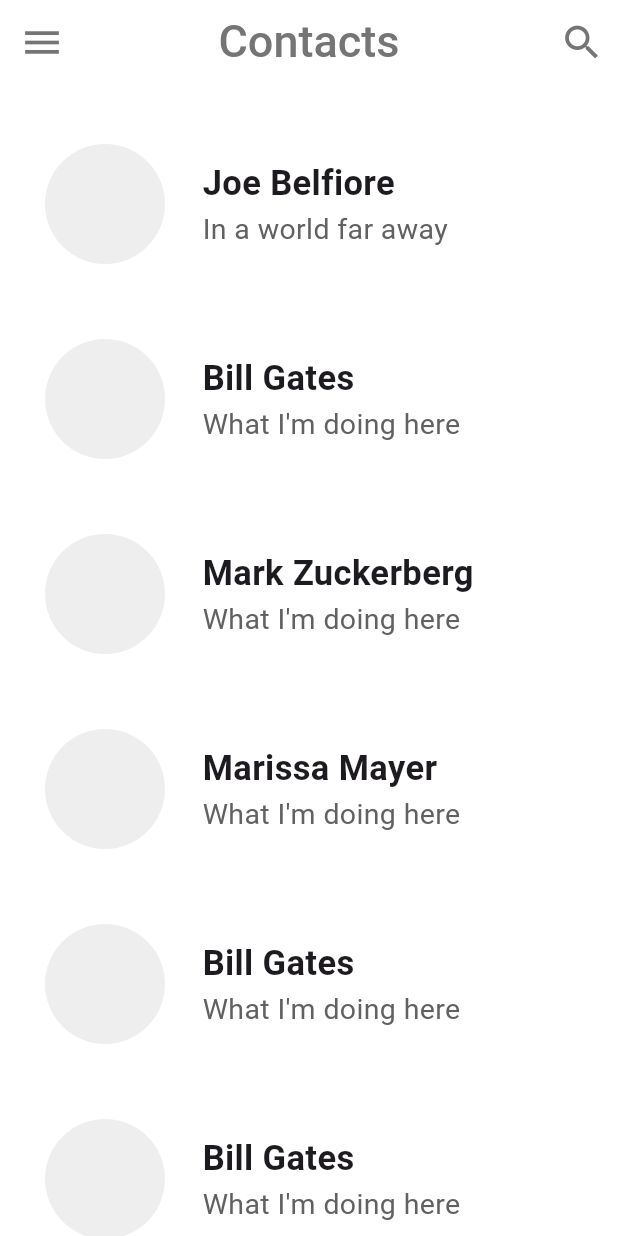
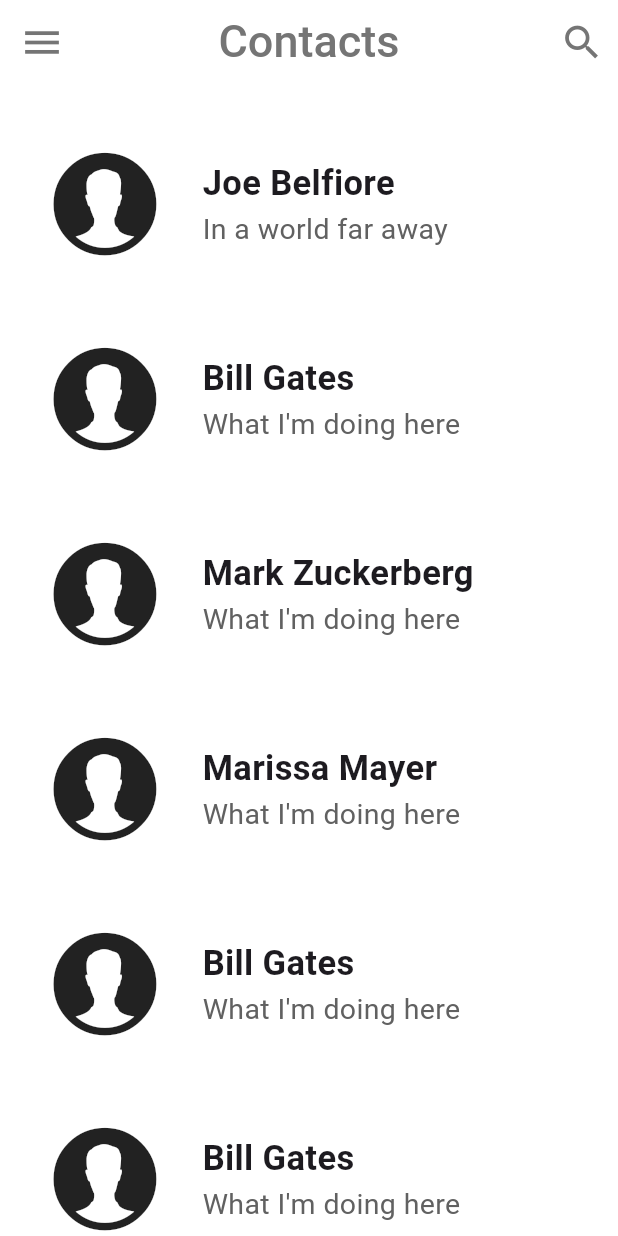
Before and after one commit to AsilbekFlutter/bootcamp2_hw, a Flutter app: the screen it shows after launch, on a phone screen of 412 x 824 dp. Run offline on Flutter 3.47's test engine with Material 3 defaults, Android fonts, the phone set to English and light mode, and no system bars.

Commit message:
Icon Avatar changed

```diff
--- a/lib/fourth_task.dart
+++ b/lib/fourth_task.dart
@@ -1,3 +1,4 @@
+import 'package:flutter/cupertino.dart';
 import 'package:flutter/material.dart';
 
 class FourthTask extends StatelessWidget {
@@ -38,19 +39,16 @@
             ),
           ],
         ),
-        body: Padding(
-          padding: const EdgeInsets.only(top: 40, left: 30),
+        body: const Padding(
+          padding: EdgeInsets.only(top: 40, left: 30),
           child: Column(
             spacing: 50,
             children: [
               Row(
                 spacing: 25,
                 children: [
-                  CircleAvatar(
-                    backgroundColor: Colors.grey.shade200,
-                    radius: 40,
-                  ),
-                  const Column(
+                  Icon(CupertinoIcons.person_alt_circle_fill, size: 80,),
+                  Column(
                     crossAxisAlignment: CrossAxisAlignment.start,
                     children: [
                       Text(
@@ -69,11 +67,8 @@
               Row(
                 spacing: 25,
                 children: [
-                  CircleAvatar(
-                    backgroundColor: Colors.grey.shade200,
-                    radius: 40,
-                  ),
-                  const Column(
+                  Icon(CupertinoIcons.person_alt_circle_fill, size: 80,),
+                  Column(
                     crossAxisAlignment: CrossAxisAlignment.start,
                     children: [
                       Text(
@@ -92,11 +87,8 @@
               Row(
                 spacing: 25,
                 children: [
-                  CircleAvatar(
-                    backgroundColor: Colors.grey.shade200,
-                    radius: 40,
-                  ),
-                  const Column(
+                  Icon(CupertinoIcons.person_alt_circle_fill, size: 80,),
+                  Column(
                     crossAxisAlignment: CrossAxisAlignment.start,
                     children: [
                       Text(
@@ -115,11 +107,8 @@
               Row(
                 spacing: 25,
                 children: [
-                  CircleAvatar(
-                    backgroundColor: Colors.grey.shade200,
-                    radius: 40,
-                  ),
-                  const Column(
+                  Icon(CupertinoIcons.person_alt_circle_fill, size: 80,),
+                  Column(
                     crossAxisAlignment: CrossAxisAlignment.start,
                     children: [
                       Text(
@@ -138,11 +127,8 @@
               Row(
                 spacing: 25,
                 children: [
-                  CircleAvatar(
-                    backgroundColor: Colors.grey.shade200,
-                    radius: 40,
-                  ),
-                  const Column(
+                  Icon(CupertinoIcons.person_alt_circle_fill, size: 80,),
+                  Column(
                     crossAxisAlignment: CrossAxisAlignment.start,
                     children: [
                       Text(
@@ -161,11 +147,8 @@
               Row(
                 spacing: 25,
                 children: [
-                  CircleAvatar(
-                    backgroundColor: Colors.grey.shade200,
-                    radius: 40,
-                  ),
-                  const Column(
+                  Icon(CupertinoIcons.person_alt_circle_fill, size: 80,),
+                  Column(
                     crossAxisAlignment: CrossAxisAlignment.start,
                     children: [
                       Text(
```
